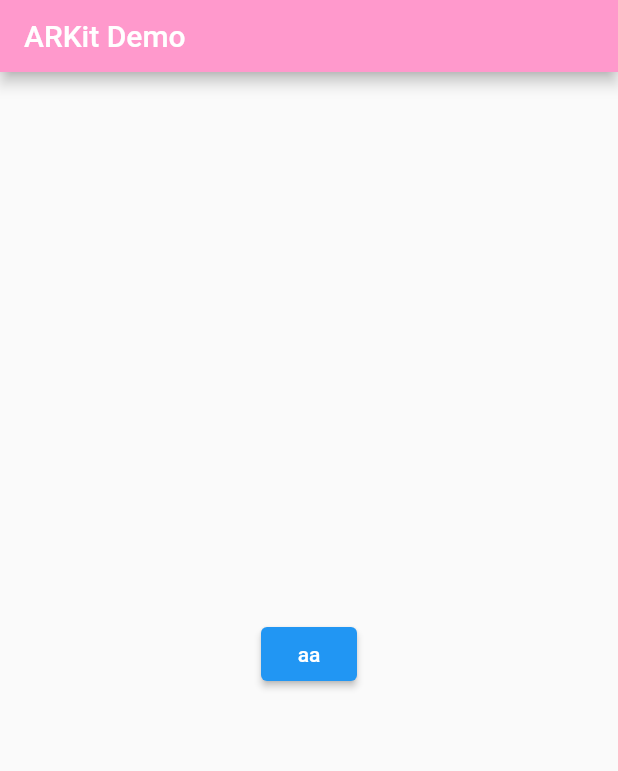
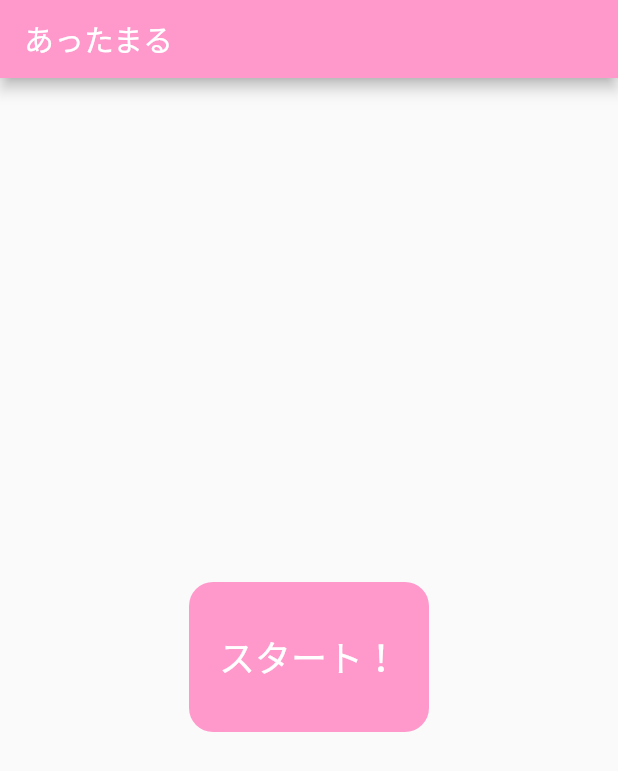
Before and after one commit to chouette11/ar_kit, a Flutter app: the screen it shows after launch, on a phone screen of 412 x 824 dp. Shown: the top 771 px of the screen. Run offline on Flutter 3.47's test engine with Material 2 defaults, Android fonts, the phone set to English and light mode, and no system bars; our stand-ins replace hexcolor, image_picker, webview_flutter; missing offline and left inert: arkit_plugin, azblob; Roboto replaces fonts that are missing (Noto).

Commit message:
Change color

```diff
--- a/lib/main.dart
+++ b/lib/main.dart
@@ -12,7 +12,7 @@ import 'package:image_picker/image_picker.dart';
 import 'package:vector_math/vector_math_64.dart' as vector;
 import 'package:collection/collection.dart';
 
-void main() => runApp(MaterialApp(theme: ThemeData(fontFamily: "Noto"),home: MyApp()));
+void main() => runApp(MaterialApp(theme: ThemeData(fontFamily: "Noto", primaryColor: HexColor("#ff99cc")),home: MyApp()));
 
 class MyApp extends StatefulWidget {
   @override
@@ -25,16 +25,24 @@ class _MyAppState extends State<MyApp> {
 
     return Scaffold(
       appBar: AppBar(
-        toolbarHeight: 48,
+        toolbarHeight: 52,
         backgroundColor: HexColor("#ff99cc"),
-        title: const Text('ARKit Demo'),
+        title: const Text('あったまる'),
       ),
       body: Center(
-        child: ElevatedButton(
-          child: Text("aa"),
-          onPressed: () => Navigator.of(context).push<void>(
+          child: GestureDetector(
+            onTap:() => Navigator.of(context).push<void>(
                 MaterialPageRoute(builder: (c) => DistanceTrackingPage())),
+            child: Container(
+              width: 160,
+              height: 100,
+              decoration: BoxDecoration(
+                color: Theme.of(context).primaryColor,
+                borderRadius: BorderRadius.circular(16),
               ),
+              child: Center(child: Text("スタート！", style: TextStyle(fontSize: 24, color: Colors.white),)),
+            ),
+          )
       ),
     );
   }
@@ -83,7 +91,9 @@ class _DistanceTrackingPageState extends State<DistanceTrackingPage> {
 
   @override
   Widget build(BuildContext context) => Scaffold(
-    appBar: AppBar(title: const Text('Distance Tracking Sample')),
+    appBar: AppBar(toolbarHeight: 52,
+      backgroundColor: HexColor("#ff99cc"),
+      title: const Text('あったまる'),),
     body: Container(
       child:
       isCapture ?
@@ -114,6 +124,9 @@ class _DistanceTrackingPageState extends State<DistanceTrackingPage> {
                     MaterialPageRoute(builder: (c) => DistanceTrackingPage())),
               ),
               ElevatedButton(
+                style: ElevatedButton.styleFrom(
+                  primary: HexColor("#ff99cc"), //ボタンの背景色
+                ),
                 onPressed: () async {
                   await postDistance("0.454");
                   Uint8List content = await _imageFile!.readAsBytes();
@@ -190,6 +203,9 @@ class _DistanceTrackingPageState extends State<DistanceTrackingPage> {
                               isModal = false;
                               setState(() {});
                             },
+                            style: ElevatedButton.styleFrom(
+                              primary: HexColor("#ff99cc"), //ボタンの背景色
+                            ),
                             child: Text("OK!"),
                           ),
                         ),
@@ -205,6 +221,7 @@ class _DistanceTrackingPageState extends State<DistanceTrackingPage> {
       ),
     ),
     floatingActionButton: FloatingActionButton(
+      backgroundColor: HexColor("#ff99cc"),
       onPressed: () {
         onImageButtonPressed(ImageSource.camera, context: context);
         isCapture = !isCapture;
```
Lines whose indentation alone changed are shown as unchanged.
